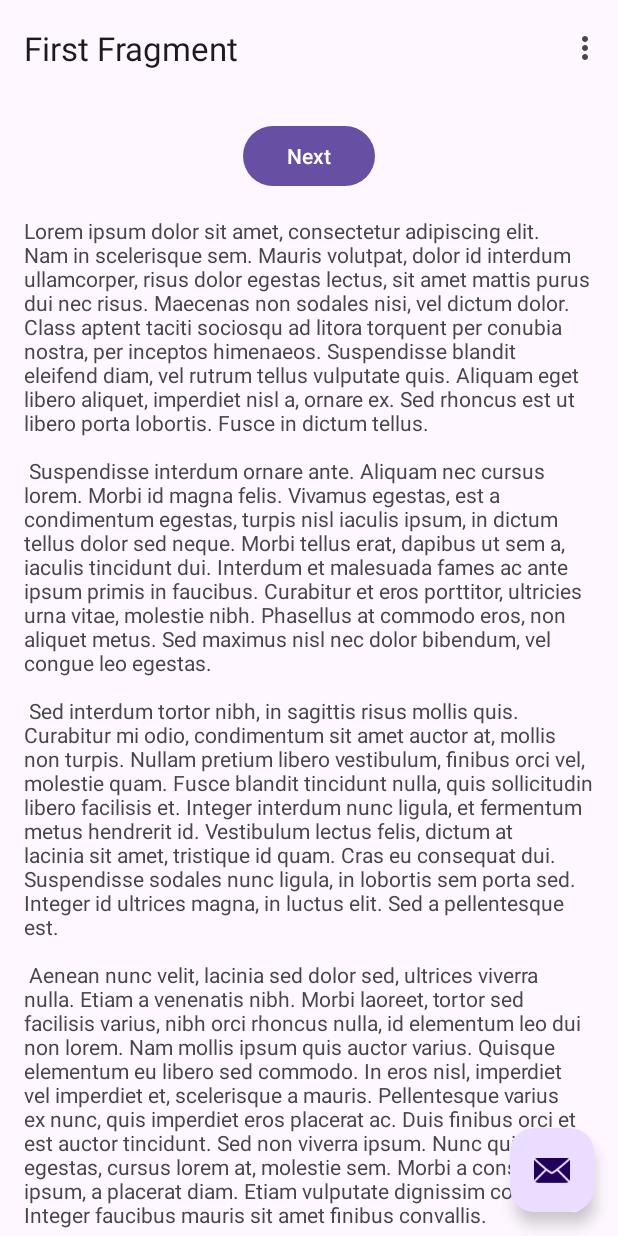
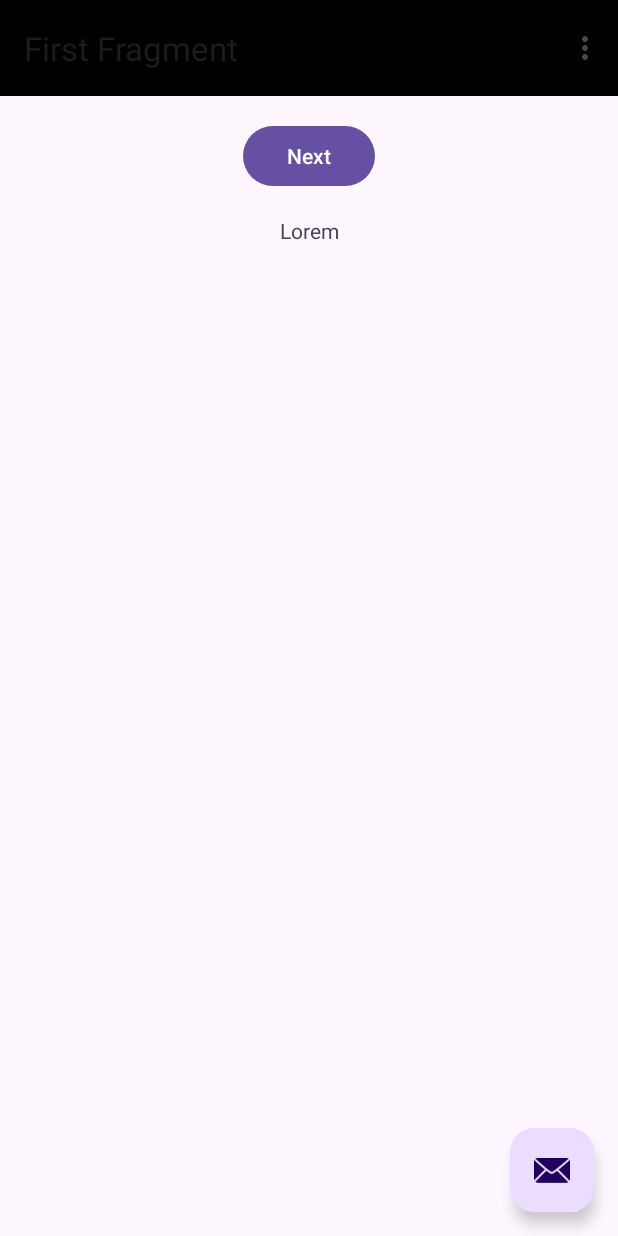
Before and after one commit to henadalGH/StudyManager, an Android app: the screen it shows after launch (MainActivity), on a phone screen of 412 x 824 dp. Run offline under Robolectric (Android 15) with nearby library versions, the phone set to English and light mode, and no system bars; our stand-ins replace navigation-ui.

Commit message:
primer commit de la rama priact (modificacion del tolbar)

```diff
--- a/app/src/main/res/layout/activity_main.xml
+++ b/app/src/main/res/layout/activity_main.xml
@@ -15,7 +15,9 @@
         <com.google.android.material.appbar.MaterialToolbar
             android:id="@+id/toolbar"
             android:layout_width="match_parent"
-            android:layout_height="?attr/actionBarSize" />
+            android:layout_height="?attr/actionBarSize"
+            android:background="@color/black"
+            />
 
     </com.google.android.material.appbar.AppBarLayout>
 
@@ -28,6 +30,7 @@
         android:layout_gravity="bottom|end"
         android:layout_marginEnd="@dimen/fab_margin"
         android:layout_marginBottom="16dp"
+        android:contentDescription="@string/Fab"
         app:srcCompat="@android:drawable/ic_dialog_email" />
 
 </androidx.coordinatorlayout.widget.CoordinatorLayout>
--- a/app/src/main/res/menu/menu_main.xml
+++ b/app/src/main/res/menu/menu_main.xml
@@ -7,4 +7,10 @@
         android:orderInCategory="100"
         android:title="@string/action_settings"
         app:showAsAction="never" />
+    <item
+        android:id="@+id/InLogin"
+        android:title="@string/ItLogin" />
+    <item
+        android:id="@+id/ItReg"
+        android:title="@string/ItReg" />
 </menu>
--- a/app/src/main/res/values/strings.xml
+++ b/app/src/main/res/values/strings.xml
@@ -7,40 +7,8 @@
     <string name="next">Next</string>
     <string name="previous">Previous</string>
 
-    <string name="lorem_ipsum">
-        Lorem ipsum dolor sit amet, consectetur adipiscing elit. Nam in scelerisque sem. Mauris
-        volutpat, dolor id interdum ullamcorper, risus dolor egestas lectus, sit amet mattis purus
-        dui nec risus. Maecenas non sodales nisi, vel dictum dolor. Class aptent taciti sociosqu ad
-        litora torquent per conubia nostra, per inceptos himenaeos. Suspendisse blandit eleifend
-        diam, vel rutrum tellus vulputate quis. Aliquam eget libero aliquet, imperdiet nisl a,
-        ornare ex. Sed rhoncus est ut libero porta lobortis. Fusce in dictum tellus.\n\n
-        Suspendisse interdum ornare ante. Aliquam nec cursus lorem. Morbi id magna felis. Vivamus
-        egestas, est a condimentum egestas, turpis nisl iaculis ipsum, in dictum tellus dolor sed
-        neque. Morbi tellus erat, dapibus ut sem a, iaculis tincidunt dui. Interdum et malesuada
-        fames ac ante ipsum primis in faucibus. Curabitur et eros porttitor, ultricies urna vitae,
-        molestie nibh. Phasellus at commodo eros, non aliquet metus. Sed maximus nisl nec dolor
-        bibendum, vel congue leo egestas.\n\n
-        Sed interdum tortor nibh, in sagittis risus mollis quis. Curabitur mi odio, condimentum sit
-        amet auctor at, mollis non turpis. Nullam pretium libero vestibulum, finibus orci vel,
-        molestie quam. Fusce blandit tincidunt nulla, quis sollicitudin libero facilisis et. Integer
-        interdum nunc ligula, et fermentum metus hendrerit id. Vestibulum lectus felis, dictum at
-        lacinia sit amet, tristique id quam. Cras eu consequat dui. Suspendisse sodales nunc ligula,
-        in lobortis sem porta sed. Integer id ultrices magna, in luctus elit. Sed a pellentesque
-        est.\n\n
-        Aenean nunc velit, lacinia sed dolor sed, ultrices viverra nulla. Etiam a venenatis nibh.
-        Morbi laoreet, tortor sed facilisis varius, nibh orci rhoncus nulla, id elementum leo dui
-        non lorem. Nam mollis ipsum quis auctor varius. Quisque elementum eu libero sed commodo. In
-        eros nisl, imperdiet vel imperdiet et, scelerisque a mauris. Pellentesque varius ex nunc,
-        quis imperdiet eros placerat ac. Duis finibus orci et est auctor tincidunt. Sed non viverra
-        ipsum. Nunc quis augue egestas, cursus lorem at, molestie sem. Morbi a consectetur ipsum, a
-        placerat diam. Etiam vulputate dignissim convallis. Integer faucibus mauris sit amet finibus
-        convallis.\n\n
-        Phasellus in aliquet mi. Pellentesque habitant morbi tristique senectus et netus et
-        malesuada fames ac turpis egestas. In volutpat arcu ut felis sagittis, in finibus massa
-        gravida. Pellentesque id tellus orci. Integer dictum, lorem sed efficitur ullamcorper,
-        libero justo consectetur ipsum, in mollis nisl ex sed nisl. Donec maximus ullamcorper
-        sodales. Praesent bibendum rhoncus tellus nec feugiat. In a ornare nulla. Donec rhoncus
-        libero vel nunc consequat, quis tincidunt nisl eleifend. Cras bibendum enim a justo luctus
-        vestibulum. Fusce dictum libero quis erat maximus, vitae volutpat diam dignissim.
-    </string>
+    <string name="lorem_ipsum">Lorem</string>
+    <string name="ItLogin">Iniciar sesión</string>
+    <string name="ItReg">Registarse</string>
+    <string name="Fab">Fab1</string>
 </resources>
```
